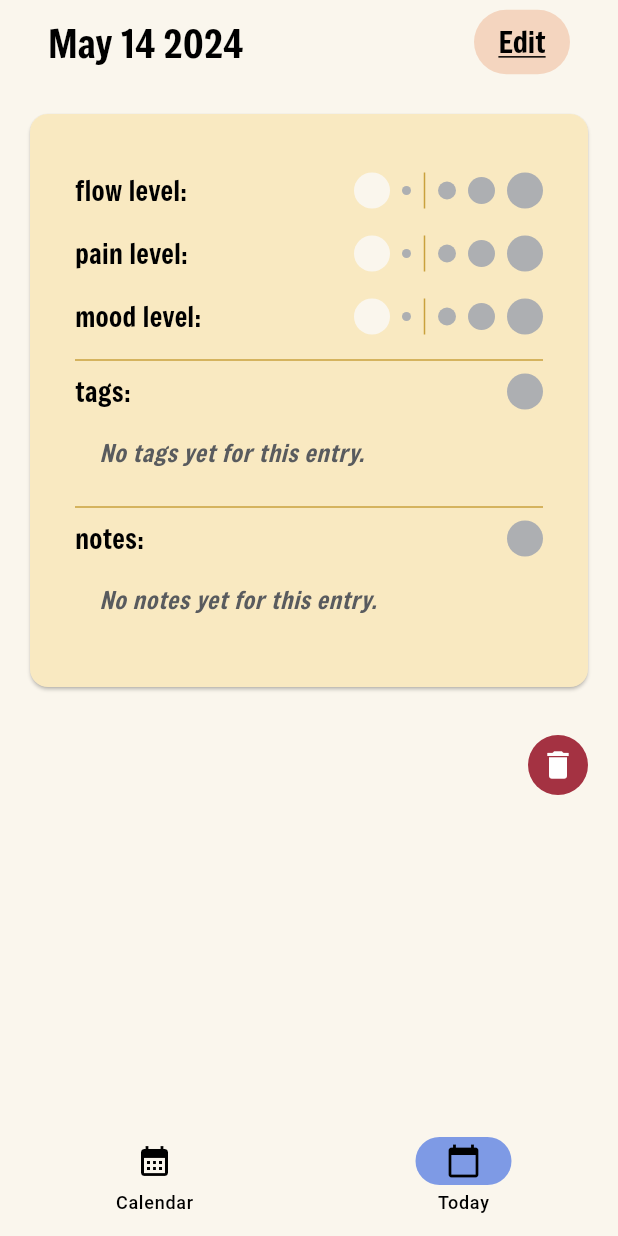
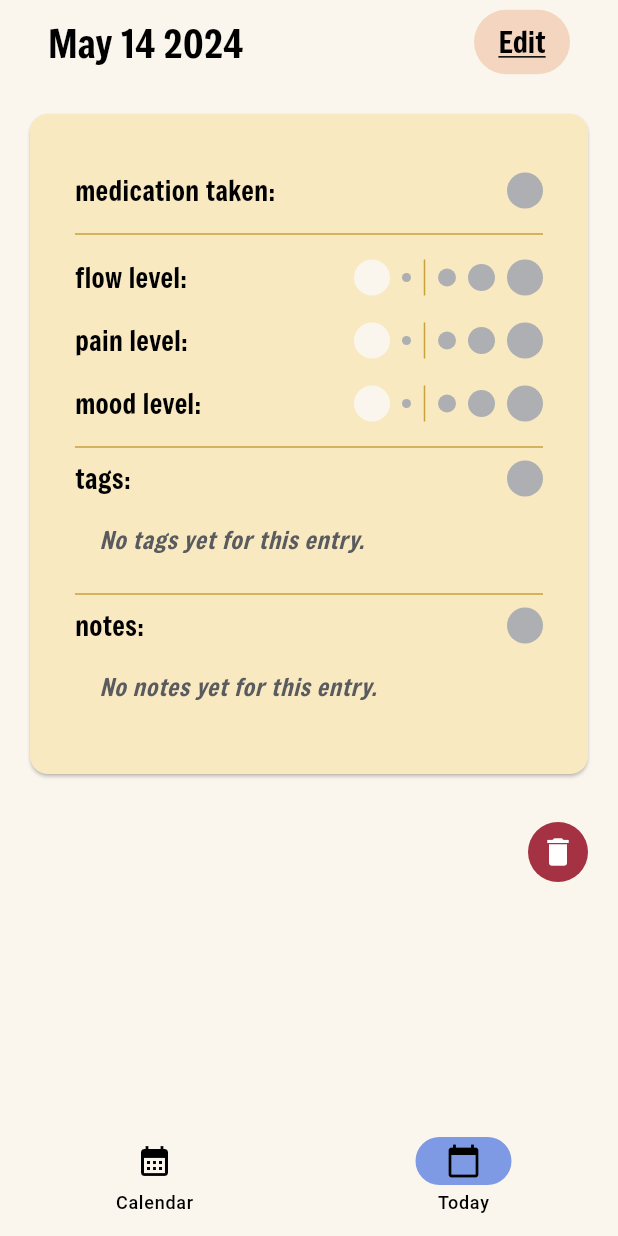
Before and after one commit to jpat64/tadpole, a Flutter app: the screen it shows after launch, item 2 of the bottom bar chosen, after a tap on "Save", on a phone screen of 412 x 824 dp. Run offline on Flutter 3.47's test engine with Material 3 defaults, Android fonts, the phone set to English and light mode, and no system bars; our stand-ins replace flutter_typeahead, go_router, hive_flutter; accounts and stored records are empty.

Commit message:
medication taken bool

```diff
--- a/lib/components/MoonbaseDayButton.dart
+++ b/lib/components/MoonbaseDayButton.dart
@@ -30,6 +30,9 @@ class MoonbaseDayButton extends StatelessWidget {
       entry = instance.getDailyEntry(DateTimeUtils.epochDays(data!.last!));
     }
     List<Color> badgeColors = <Color>[];
+    if (entry?.secured ?? false) {
+      badgeColors.add(Palette.orange[500]!);
+    }
     if ((entry?.current ?? 0) > 1) {
       badgeColors.add(Palette.red[500]!);
     }
--- a/lib/components/MoonbaseEntryCard.dart
+++ b/lib/components/MoonbaseEntryCard.dart
@@ -10,11 +10,13 @@ class MoonbaseEntryCard extends StatelessWidget {
   final Color backgroundColor;
   final Color textColor;
   final bool editingMode;
+  final bool initialSecured;
   final int initialCurrent;
   final int initialPoints;
   final int initialPallor;
   final List<DailyEntryTag> initialTags;
   final TextEditingController textEditingController;
+  final void Function(bool?) securedOnChangedCallback;
   final void Function(int?) currentOnChangedCallback;
   final void Function(int?) pointsOnChangedCallback;
   final void Function(int?) pallorOnChangedCallback;
@@ -28,11 +30,13 @@ class MoonbaseEntryCard extends StatelessWidget {
     required this.textColor,
     required this.backgroundColor,
     required this.editingMode,
+    required this.initialSecured,
     required this.initialCurrent,
     required this.initialPoints,
     required this.initialPallor,
     required this.initialTags,
     required this.textEditingController,
+    required this.securedOnChangedCallback,
     required this.currentOnChangedCallback,
     required this.pointsOnChangedCallback,
     required this.pallorOnChangedCallback,
@@ -50,6 +54,28 @@ class MoonbaseEntryCard extends StatelessWidget {
           padding: const EdgeInsets.all(30),
           child: Column(
             children: [
+              Container(
+                padding: const EdgeInsets.only(top: 8, bottom: 8),
+                child: Row(
+                  mainAxisAlignment: MainAxisAlignment.spaceBetween,
+                  children: [
+                    Text("medication taken:",
+                        style: TextStyle(fontSize: 18, color: textColor)),
+                    MoonbaseStatusButton(
+                      activeColor: Palette.orange[500]!,
+                      currentLevel: initialSecured ? 4 : 0,
+                      targetLevel: 4,
+                      inactiveColor: Palette.gray[200]!,
+                      onPressedCallback: () {
+                        if (editingMode) {
+                          securedOnChangedCallback(!initialSecured);
+                        }
+                      },
+                    ),
+                  ],
+                ),
+              ),
+              Divider(color: Palette.tan[500]!),
               Container(
                 padding: const EdgeInsets.only(top: 8, bottom: 8),
                 child: Row(
@@ -127,7 +153,7 @@ class MoonbaseEntryCard extends StatelessWidget {
               ]),
               if (editingMode)
                 TypeAheadField<DailyEntryTag>(
-                    builder: (conetxt, controller, focusNode) => TextField(
+                    builder: (context, controller, focusNode) => TextField(
                         controller: controller,
                         focusNode: focusNode,
                         decoration: const InputDecoration(
--- a/lib/models/DailyEntry.dart
+++ b/lib/models/DailyEntry.dart
@@ -24,6 +24,9 @@ class DailyEntry {
   @HiveField(5)
   List<DailyEntryTag>? tags;
 
+  @HiveField(6)
+  bool? secured;
+
   DailyEntry({
     this.notes,
     required this.epochDate,
@@ -31,6 +34,7 @@ class DailyEntry {
     required this.points,
     required this.pallor,
     this.tags,
+    this.secured,
   });
 
   String get id => "E$epochDate";
@@ -41,6 +45,6 @@ class DailyEntry {
 
   @override
   String toString() {
-    return "DailyEntry: epochDate:$epochDate current:$current points:$points pallor:$pallor tags:$tags notes:$notes";
+    return "DailyEntry: epochDate:$epochDate current:$current points:$points pallor:$pallor tags:$tags notes:$notes secured:$secured";
   }
 }
--- a/lib/screens/EntryScreen.dart
+++ b/lib/screens/EntryScreen.dart
@@ -35,6 +35,7 @@ class _EntryScreenState extends State<EntryScreen> {
   TextEditingController notesTextController = TextEditingController();
   late String notes;
   late final int epochDate;
+  late bool secured;
   late int current;
   late int points;
   late int pallor;
@@ -62,6 +63,7 @@ class _EntryScreenState extends State<EntryScreen> {
     setState(() {
       if (relevantEntry == null) {
         didAnythingChange = true;
+        secured = false;
         current = 0;
         points = 0;
         pallor = 0;
@@ -69,6 +71,7 @@ class _EntryScreenState extends State<EntryScreen> {
         notes = "";
         notesTextController.text = "";
       } else {
+        secured = relevantEntry.secured ?? false;
         current = relevantEntry.current;
         points = relevantEntry.points;
         pallor = relevantEntry.pallor;
@@ -133,11 +136,18 @@ class _EntryScreenState extends State<EntryScreen> {
                         textColor: Palette.black,
                         backgroundColor: Palette.tan[100]!,
                         editingMode: editingMode,
+                        initialSecured: secured,
                         initialCurrent: current,
                         initialPoints: points,
                         initialPallor: pallor,
                         initialTags: tags,
                         textEditingController: notesTextController,
+                        securedOnChangedCallback: (value) {
+                          setState(() {
+                            didAnythingChange = true;
+                            secured = value ?? false;
+                          });
+                        },
                         currentOnChangedCallback: (value) {
                           setState(() {
                             didAnythingChange = true;
@@ -246,6 +256,7 @@ class _EntryScreenState extends State<EntryScreen> {
                                     success =
                                         await instance.addDailyEntry(DailyEntry(
                                       epochDate: epochDate,
+                                      secured: secured,
                                       current: current,
                                       points: points,
                                       pallor: pallor,
--- a/lib/utils/Palette.dart
+++ b/lib/utils/Palette.dart
@@ -69,7 +69,7 @@ class Palette {
     200: Color(0xffdbaf91),
     300: Color(0xffd29064),
     400: Color(0xffc17948),
-    500: Color(0xffa95271),
+    500: Color(0xffa95721),
     600: Color(0xff8B471a),
     700: Color(0xff6a340f),
     800: Color(0xff4a2105),
@@ -82,7 +82,7 @@ class Palette {
     200: Color(0xffdbd591),
     300: Color(0xffd2c964),
     400: Color(0xffc1b74b),
-    500: Color(0xffa99e71),
+    500: Color(0xffecec21),
     600: Color(0xff8B821a),
     700: Color(0xff6a630f),
     800: Color(0xff4a4505),
```
Also changed, not shown: lib/components/MoonbaseBadgeSection.dart (+15 -7 lines), lib/models/DailyEntry.g.dart.
